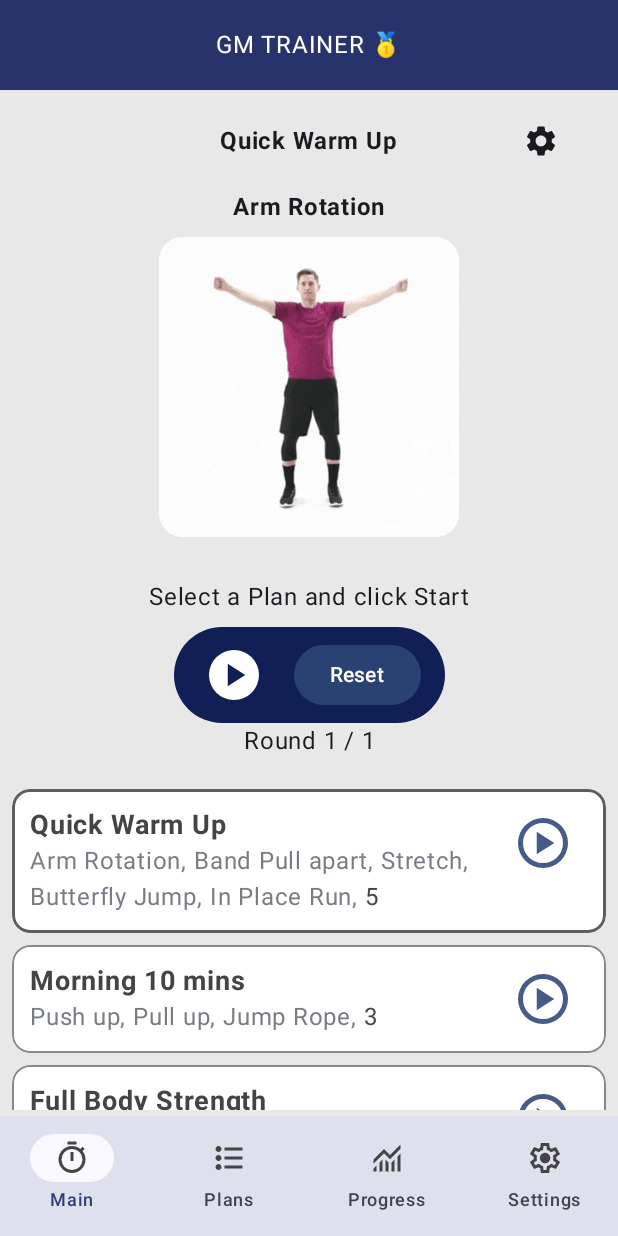
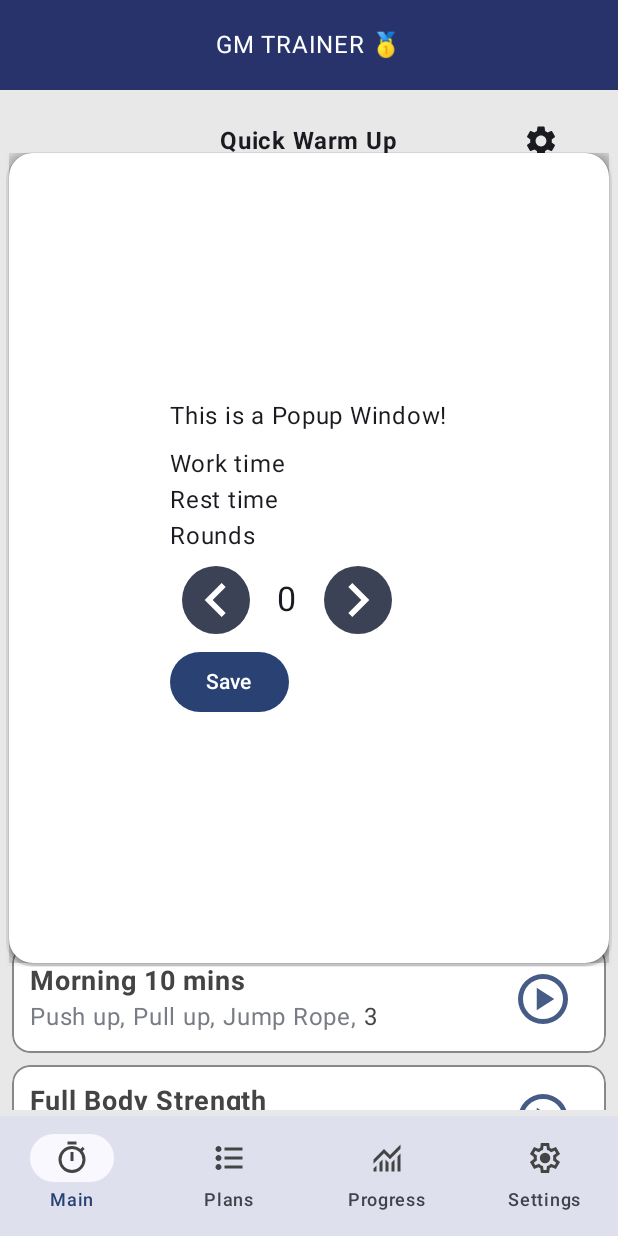
Before and after one commit to mike964/circuit-trainer-jetpack, an Android app built with Jetpack Compose: the screen it shows after launch (MainActivity), after a tap on "Settings", on a phone screen of 412 x 824 dp. Run offline under Robolectric (Android 15) with nearby library versions, the light colour scheme and no system bars; our stand-ins replace Room's generated code; libraries missing offline, so code that uses them is left out: coil.decode; pictures from the network do not load; 1 statement that could not run was skipped.

Commit message:
custom number picker added

```diff
--- a/app/build.gradle.kts
+++ b/app/build.gradle.kts
@@ -56,6 +56,7 @@ dependencies {
     implementation(libs.androidx.ui.tooling.preview)
     implementation(libs.androidx.material3)
     implementation(libs.androidx.compose.foundation)
+    implementation(libs.androidx.compose.foundation.layout)
     testImplementation(libs.junit)
     androidTestImplementation(libs.androidx.junit)
     androidTestImplementation(libs.androidx.espresso.core)
--- /dev/null
+++ b/app/src/main/java/com/example/gmwrokouttimer/components/HorNumberPicker.kt
@@ -0,0 +1,100 @@
+package com.example.gmwrokouttimer.components
+
+import android.graphics.Color
+import androidx.annotation.DrawableRes
+import androidx.compose.foundation.Image
+import androidx.compose.foundation.background
+import androidx.compose.foundation.clickable
+import androidx.compose.foundation.layout.IntrinsicSize
+import androidx.compose.foundation.layout.Row
+import androidx.compose.foundation.layout.height
+import androidx.compose.foundation.layout.padding
+import androidx.compose.foundation.layout.width
+import androidx.compose.foundation.shape.CircleShape
+import androidx.compose.material3.MaterialTheme
+import androidx.compose.material3.Text
+import androidx.compose.runtime.Composable
+import androidx.compose.runtime.mutableIntStateOf
+import androidx.compose.runtime.mutableStateOf
+import androidx.compose.runtime.remember
+import androidx.compose.ui.Alignment.Companion.CenterVertically
+import androidx.compose.ui.Modifier
+import androidx.compose.ui.draw.clip
+import androidx.compose.ui.platform.LocalContext
+import androidx.compose.ui.res.painterResource
+import androidx.compose.ui.tooling.preview.Preview
+import androidx.compose.ui.unit.Dp
+import androidx.compose.ui.unit.dp
+import androidx.compose.ui.unit.sp
+import androidx.compose.ui.platform.LocalResources
+import com.example.gmwrokouttimer.R
+
+// # Horizontal Number picker
+// https://github.com/marcauberer/compose-number-picker
+
+
+
+@Preview(name = "Horizontal number picker")
+@Composable
+fun HorizontalNumberPicker(
+    modifier: Modifier = Modifier,
+    height: Dp = 45.dp,
+    min: Int = 0,
+    max: Int = 10,
+    default: Int = min,
+    onValueChange: (Int) -> Unit = {}
+) {
+    val number = remember { mutableIntStateOf(default) }
+
+    Row {
+        PickerButton(
+            size = height,
+            drawable = R.drawable.ic_arrow_left,
+            enabled = number.value > min,
+            onClick = {
+                if (number.value > min) number.value--
+                onValueChange(number.value)
+            }
+        )
+        Text(
+            text = number.value.toString(),
+            fontSize = (height.value / 2).sp,
+            modifier = Modifier.padding(10.dp)
+                .height(IntrinsicSize.Max)
+                .align(CenterVertically)
+        )
+        PickerButton(
+            size = height,
+            drawable = R.drawable.ic_arrow_right,
+            enabled = number.value < max,
+            onClick = {
+                if (number.value < max) number.value++
+                onValueChange(number.value)
+            }
+        )
+    }
+}
+
+@Composable
+fun PickerButton(
+    size: Dp = 45.dp,
+    @DrawableRes drawable: Int = R.drawable.ic_arrow_left,
+    enabled: Boolean = true,
+    onClick: () -> Unit = {}
+) {
+    val contentDescription = LocalResources.current.getResourceName(drawable)
+//    val backgroundColor = if (enabled) MaterialTheme.colorScheme.secondary else Color.LightGray
+    val backgroundColor =  MaterialTheme.colorScheme.secondary
+
+    Image(
+        painter = painterResource(id = drawable),
+        contentDescription = contentDescription,
+        modifier = Modifier.padding(8.dp).background(backgroundColor, CircleShape)
+            .clip(CircleShape)
+            .width(size).height(size)
+            .clickable (
+                enabled = enabled,
+                onClick = { onClick() }
+            )
+    )
+}
--- a/app/src/main/java/com/example/gmwrokouttimer/presentation/MainScreen.kt
+++ b/app/src/main/java/com/example/gmwrokouttimer/presentation/MainScreen.kt
@@ -11,24 +11,35 @@ import androidx.compose.foundation.layout.fillMaxWidth
 import androidx.compose.foundation.layout.height
 import androidx.compose.foundation.layout.padding
 import androidx.compose.foundation.layout.size
+import androidx.compose.foundation.layout.width
+import androidx.compose.foundation.shape.RoundedCornerShape
 import androidx.compose.material.icons.Icons
 import androidx.compose.material.icons.filled.Settings
+import androidx.compose.material3.Button
 import androidx.compose.material3.IconButton
 import androidx.compose.material3.Icon
 import androidx.compose.material3.Text
 import androidx.compose.runtime.Composable
 import androidx.compose.runtime.collectAsState
 import androidx.compose.runtime.getValue
+import androidx.compose.runtime.mutableStateOf
+import androidx.compose.runtime.remember
+import androidx.compose.runtime.setValue
 import androidx.compose.ui.Alignment
 import androidx.compose.ui.Alignment.Companion.CenterVertically
 import androidx.compose.ui.Modifier
+import androidx.compose.ui.draw.dropShadow
 import androidx.compose.ui.graphics.Color
+import androidx.compose.ui.graphics.shadow.Shadow
 import androidx.compose.ui.text.font.FontWeight
+import androidx.compose.ui.unit.DpOffset
 import androidx.compose.ui.unit.dp
+import androidx.compose.ui.window.Popup
 import androidx.lifecycle.viewmodel.compose.viewModel
 import androidx.navigation.NavHostController
 import com.example.gmwrokouttimer.components.CircularProgressBar
 import com.example.gmwrokouttimer.components.CircularTimer
+import com.example.gmwrokouttimer.components.HorizontalNumberPicker
 import com.example.gmwrokouttimer.components.LocalGifExample
 
 @Composable
@@ -44,6 +55,53 @@ fun MainScreen(viewModel: AppViewModel, navController: NavHostController) {
     val isRunning by countdownVm.isRunning.collectAsState()
     val isPaused by countdownVm.isPaused.collectAsState()
     val totalCircles = ((rounds * 2) - 1)
+    // State to control popup visibility
+    var showPopup by remember { mutableStateOf(false) }
+
+    Box(Modifier.fillMaxSize(), contentAlignment = Alignment.Center) {
+        if (showPopup) {
+            Popup(
+                onDismissRequest = { showPopup = false }, // Dismisses when tapping outside
+                alignment = Alignment.Center // Centers the popup on the screen
+            ) {
+                // Content of the popup window
+                Box(
+                    modifier = Modifier
+                        .width(400.dp)
+                        .height(540.dp)
+                    //                        .padding(16.dp)
+                        .dropShadow(
+                            shape = RoundedCornerShape(16.dp),
+                            shadow = Shadow(
+                                radius = 9.dp,
+                                spread = 3.dp,
+                                color = Color(0x40000000),
+                                offset = DpOffset(x = 1.dp, 1.dp)
+                            )
+                        )
+                        .align(Alignment.Center)
+                        .background(
+                            color = Color.White,
+                            shape = RoundedCornerShape(16.dp)
+                        ),
+                    contentAlignment =  Alignment.Center
+
+                ) {
+                    Column {
+                        Text("This is a Popup Window!")
+                        Spacer(modifier = Modifier.height(8.dp))
+                        Text("Work time" )
+                        Text("Rest time" )
+                        Text("Rounds" )
+                        HorizontalNumberPicker {  }
+                        Button(onClick = { showPopup = false }) {
+                            Text("Save")
+                        }
+                    }
+                }
+            }
+        }
+    }
 
     Column(
         modifier = Modifier
@@ -81,8 +139,8 @@ fun MainScreen(viewModel: AppViewModel, navController: NavHostController) {
             Box(Modifier.weight(3f), contentAlignment = Alignment.Center) {
                 IconButton(
                     onClick = {
-                        // Define the action to take when the button is clicked
-                        println("Settings button clicked!")
+                        showPopup = true
+//                        println("Settings button clicked!")
                     }
                 ) {
                     Icon(
--- /dev/null
+++ b/app/src/main/res/drawable/ic_arrow_left.xml
@@ -0,0 +1,9 @@
+<vector xmlns:android="http://schemas.android.com/apk/res/android"
+    android:width="24dp"
+    android:height="24dp"
+    android:viewportWidth="24"
+    android:viewportHeight="24" >
+  <path
+      android:fillColor="@android:color/white"
+      android:pathData="M15.41,16.59L10.83,12l4.58,-4.59L14,6l-6,6 6,6 1.41,-1.41z"/>
+</vector>
--- /dev/null
+++ b/app/src/main/res/drawable/ic_arrow_right.xml
@@ -0,0 +1,9 @@
+<vector xmlns:android="http://schemas.android.com/apk/res/android"
+    android:width="24dp"
+    android:height="24dp"
+    android:viewportWidth="24"
+    android:viewportHeight="24" >
+  <path
+      android:fillColor="@android:color/white"
+      android:pathData="M8.59,16.59L13.17,12 8.59,7.41 10,6l6,6 -6,6 -1.41,-1.41z"/>
+</vector>
--- a/gradle/libs.versions.toml
+++ b/gradle/libs.versions.toml
@@ -9,6 +9,7 @@ lifecycleRuntimeKtx = "2.9.2"
 activityCompose = "1.10.1"
 composeBom = "2024.09.00"
 foundation = "1.9.5"
+foundationLayout = "1.10.0"
 
 [libraries]
 androidx-core-ktx = { group = "androidx.core", name = "core-ktx", version.ref = "coreKtx" }
@@ -26,6 +27,7 @@ androidx-ui-test-manifest = { group = "androidx.compose.ui", name = "ui-test-man
 androidx-ui-test-junit4 = { group = "androidx.compose.ui", name = "ui-test-junit4" }
 androidx-material3 = { group = "androidx.compose.material3", name = "material3" }
 androidx-compose-foundation = { group = "androidx.compose.foundation", name = "foundation", version.ref = "foundation" }
+androidx-compose-foundation-layout = { group = "androidx.compose.foundation", name = "foundation-layout", version.ref = "foundationLayout" }
 
 [plugins]
 android-application = { id = "com.android.application", version.ref = "agp" }
```
